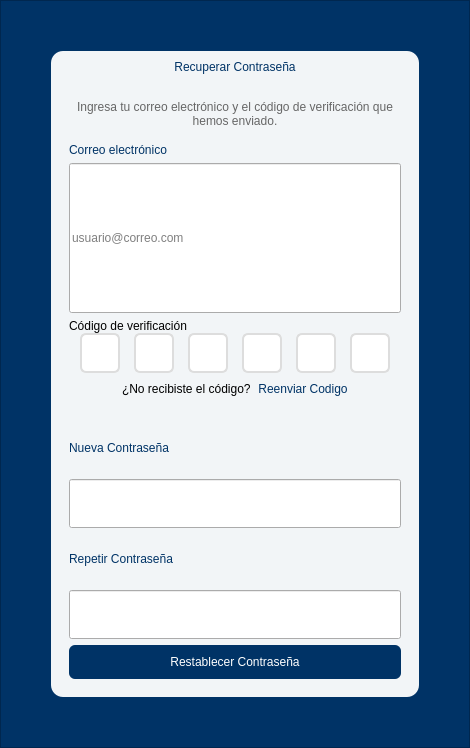
Before: the Qt Designer form recovery.ui in AlexING-7/Gestion_Pasantes, drawn with Qt 5.
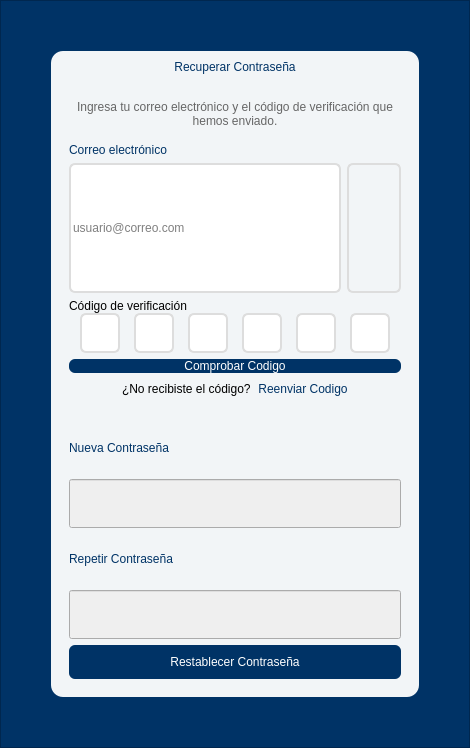
After: the same form once the commit is applied. Icons and pictures are not drawn.

The edit to the form file:
```diff
--- a/recovery.ui
+++ b/recovery.ui
@@ -176,20 +176,56 @@
              </widget>
             </item>
             <item>
-             <widget class="QLineEdit" name="correo_input">
-              <property name="sizePolicy">
-               <sizepolicy hsizetype="Expanding" vsizetype="Expanding">
-                <horstretch>0</horstretch>
-                <verstretch>0</verstretch>
-               </sizepolicy>
-              </property>
-              <property name="styleSheet">
-               <string notr="true"/>
-              </property>
-              <property name="placeholderText">
-               <string>usuario@correo.com</string>
-              </property>
-             </widget>
+             <layout class="QHBoxLayout" name="horizontalLayout_3" stretch="5,1">
+              <item>
+               <widget class="QLineEdit" name="correo_input">
+                <property name="sizePolicy">
+                 <sizepolicy hsizetype="Expanding" vsizetype="Expanding">
+                  <horstretch>0</horstretch>
+                  <verstretch>0</verstretch>
+                 </sizepolicy>
+                </property>
+                <property name="styleSheet">
+                 <string notr="true">border: 2px solid #ddd;
+border-radius: 6px;</string>
+                </property>
+                <property name="placeholderText">
+                 <string>usuario@correo.com</string>
+                </property>
+               </widget>
+              </item>
+              <item>
+               <widget class="QPushButton" name="emailButton">
+                <property name="sizePolicy">
+                 <sizepolicy hsizetype="Minimum" vsizetype="Expanding">
+                  <horstretch>0</horstretch>
+                  <verstretch>0</verstretch>
+                 </sizepolicy>
+                </property>
+                <property name="layoutDirection">
+                 <enum>Qt::LayoutDirection::RightToLeft</enum>
+                </property>
+                <property name="styleSheet">
+                 <string notr="true">border: 2px solid #ddd;
+border-radius: 6px;
+background-color: transparent;</string>
+                </property>
+                <property name="text">
+                 <string/>
+                </property>
+                <property name="icon">
+                 <iconset>
+                  <normaloff>sendmail.png</normaloff>sendmail.png</iconset>
+                </property>
+                <property name="iconSize">
+                 <size>
+                  <width>30</width>
+                  <height>30</height>
+                 </size>
+                </property>
+               </widget>
+              </item>
+             </layout>
             </item>
             <item>
              <layout class="QVBoxLayout" name="verticalLayout_2">
@@ -239,6 +275,12 @@
                     <height>40</height>
                    </size>
                   </property>
+                  <property name="cursor">
+                   <cursorShape>ArrowCursor</cursorShape>
+                  </property>
+                  <property name="mouseTracking">
+                   <bool>false</bool>
+                  </property>
                   <property name="styleSheet">
                    <string notr="true">border: 2px solid #ddd;
 border-radius: 6px;
@@ -248,6 +290,9 @@
                   <property name="text">
                    <string/>
                   </property>
+                  <property name="maxLength">
+                   <number>1</number>
+                  </property>
                   <property name="echoMode">
                    <enum>QLineEdit::EchoMode::Normal</enum>
                   </property>
@@ -282,6 +327,12 @@
                     <height>40</height>
                    </size>
                   </property>
+                  <property name="cursor">
+                   <cursorShape>ArrowCursor</cursorShape>
+                  </property>
+                  <property name="mouseTracking">
+                   <bool>false</bool>
+                  </property>
                   <property name="styleSheet">
                    <string notr="true">border: 2px solid #ddd;
 border-radius: 6px;
@@ -291,6 +342,9 @@
                   <property name="text">
                    <string/>
                   </property>
+                  <property name="maxLength">
+                   <number>1</number>
+                  </property>
                   <property name="echoMode">
                    <enum>QLineEdit::EchoMode::Normal</enum>
                   </property>
@@ -325,6 +379,12 @@
                     <height>40</height>
                    </size>
                   </property>
+                  <property name="cursor">
+                   <cursorShape>ArrowCursor</cursorShape>
+                  </property>
+                  <property name="mouseTracking">
+                   <bool>false</bool>
+                  </property>
                   <property name="styleSheet">
                    <string notr="true">border: 2px solid #ddd;
 border-radius: 6px;
@@ -334,6 +394,9 @@
                   <property name="text">
                    <string/>
                   </property>
+                  <property name="maxLength">
+                   <number>1</number>
+                  </property>
                   <property name="echoMode">
                    <enum>QLineEdit::EchoMode::Normal</enum>
                   </property>
@@ -368,6 +431,12 @@
                     <height>40</height>
                    </size>
                   </property>
+                  <property name="cursor">
+                   <cursorShape>ArrowCursor</cursorShape>
+                  </property>
+                  <property name="mouseTracking">
+                   <bool>false</bool>
+                  </property>
                   <property name="styleSheet">
                    <string notr="true">border: 2px solid #ddd;
 border-radius: 6px;
@@ -377,6 +446,9 @@
                   <property name="text">
                    <string/>
                   </property>
+                  <property name="maxLength">
+                   <number>1</number>
+                  </property>
                   <property name="echoMode">
                    <enum>QLineEdit::EchoMode::Normal</enum>
                   </property>
@@ -411,6 +483,12 @@
                     <height>40</height>
                    </size>
                   </property>
+                  <property name="cursor">
+                   <cursorShape>ArrowCursor</cursorShape>
+                  </property>
+                  <property name="mouseTracking">
+                   <bool>false</bool>
+                  </property>
                   <property name="styleSheet">
                    <string notr="true">border: 2px solid #ddd;
 border-radius: 6px;
@@ -420,6 +498,9 @@
                   <property name="text">
                    <string/>
                   </property>
+                  <property name="maxLength">
+                   <number>1</number>
+                  </property>
                   <property name="echoMode">
                    <enum>QLineEdit::EchoMode::Normal</enum>
                   </property>
@@ -454,15 +535,30 @@
                     <height>40</height>
                    </size>
                   </property>
+                  <property name="cursor">
+                   <cursorShape>ArrowCursor</cursorShape>
+                  </property>
+                  <property name="mouseTracking">
+                   <bool>false</bool>
+                  </property>
+                  <property name="tabletTracking">
+                   <bool>false</bool>
+                  </property>
                   <property name="styleSheet">
                    <string notr="true">border: 2px solid #ddd;
 border-radius: 6px;
 font: 550 12pt &quot;Segoe UI&quot;;
 </string>
                   </property>
+                  <property name="inputMask">
+                   <string/>
+                  </property>
                   <property name="text">
                    <string/>
                   </property>
+                  <property name="maxLength">
+                   <number>1</number>
+                  </property>
                   <property name="echoMode">
                    <enum>QLineEdit::EchoMode::Normal</enum>
                   </property>
@@ -472,15 +568,31 @@
                   <property name="dragEnabled">
                    <bool>false</bool>
                   </property>
+                  <property name="readOnly">
+                   <bool>false</bool>
+                  </property>
                   <property name="placeholderText">
                    <string notr="true"/>
                   </property>
+                  <property name="cursorMoveStyle">
+                   <enum>Qt::CursorMoveStyle::LogicalMoveStyle</enum>
+                  </property>
+                  <property name="clearButtonEnabled">
+                   <bool>false</bool>
+                  </property>
                  </widget>
                 </item>
                </layout>
               </item>
              </layout>
             </item>
+            <item>
+             <widget class="QPushButton" name="pushButton">
+              <property name="text">
+               <string>Comprobar Codigo</string>
+              </property>
+             </widget>
+            </item>
             <item>
              <layout class="QHBoxLayout" name="horizontalLayout">
               <property name="spacing">
@@ -605,6 +717,9 @@
             </item>
             <item>
              <widget class="QLineEdit" name="newpassword_input">
+              <property name="enabled">
+               <bool>false</bool>
+              </property>
               <property name="sizePolicy">
                <sizepolicy hsizetype="Expanding" vsizetype="Expanding">
                 <horstretch>0</horstretch>
@@ -628,6 +743,9 @@
             </item>
             <item>
              <widget class="QLineEdit" name="repeatpassword_input">
+              <property name="enabled">
+               <bool>false</bool>
+              </property>
               <property name="sizePolicy">
                <sizepolicy hsizetype="Expanding" vsizetype="Expanding">
                 <horstretch>0</horstretch>
```
